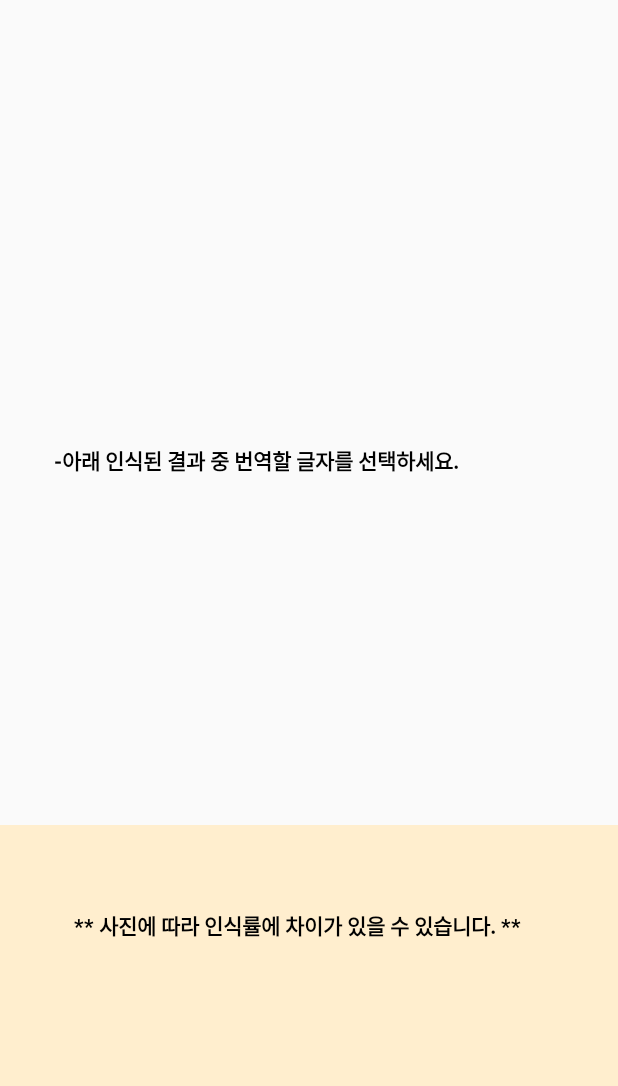
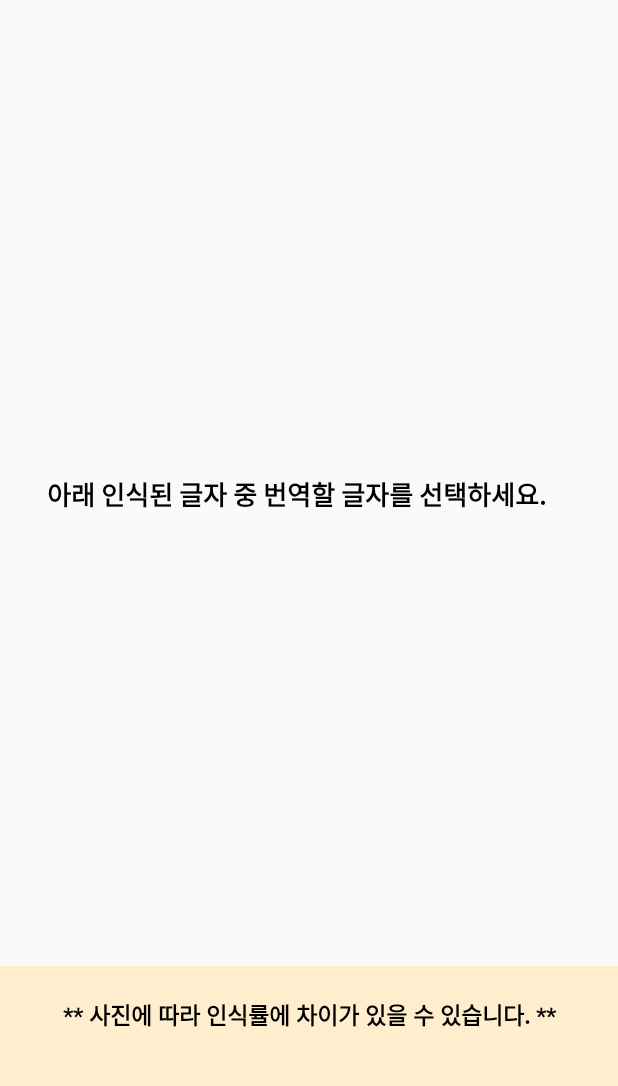
Before and after one commit to choijoohee213/SignLanguage_Translation_App, an Android app: the MainActivity screen opened directly, with no data from a screen before it, on a phone screen of 412 x 824 dp, the part 150-1236 px from its top. Run offline under Robolectric (Android 15) with nearby library versions, the light colour scheme and no system bars; libraries missing offline, so code that uses them is left out: com.google.api.client, com.google.api.services; pictures from the network do not load.

Commit message:
activity_main.xml 레이아웃 반응형으로 수정

```diff
--- a/app/src/main/java/com/kut/with/app/MainActivity.java
+++ b/app/src/main/java/com/kut/with/app/MainActivity.java
@@ -182,8 +182,6 @@ public class MainActivity extends AppCompatActivity {
     }
 
     public void uploadImage(Uri uri) {
-        //Glide.with(this).load(uri).into(mMainImage);
-
         if (uri != null) {
             try {
                 // scale the image to save on bandwidth
@@ -196,7 +194,7 @@ public class MainActivity extends AppCompatActivity {
 
                 //카메라로 촬영할 때
                 if(takeFrom == FROM_CAMERA){
-                    bitmap = rotateImage(bitmap, 90);
+                    bitmap = rotateImage(bitmap, 0);
                     mMainImage.setImageBitmap(bitmap);
                 }
                 else //앨범에서 가져왔을 때
@@ -308,7 +306,7 @@ public class MainActivity extends AppCompatActivity {
         protected void onPostExecute(String result) {
             MainActivity activity = mActivityWeakReference.get();
             if (activity != null && !activity.isFinishing()) {
-                mImageDetails.setText("- 아래 인식된 글자 중 번역할 글자를 선택하세요.");
+                mImageDetails.setText(R.string.recognition_success_message);
 
                 //리스트뷰에 결과 리스트 추가
                 List<String> list = new ArrayList<>();
@@ -374,7 +372,6 @@ public class MainActivity extends AppCompatActivity {
     }
 
     private static String convertResponseToString(BatchAnnotateImagesResponse response) {
-        //StringBuilder message = new StringBuilder("해당 문자를 찾았습니다.:\n\n");
         StringBuilder message = new StringBuilder();
         List<EntityAnnotation> labels = response.getResponses().get(0).getTextAnnotations();
         String list[] = {"화장실", "편의점", "남자", "남성", "여자", "여성", "병원", "의원", "빵집", "카페", "우체국", "초등학교", "중학교", "고등학교", "대학교", "식당", "음식점"};
--- a/app/src/main/res/layout/activity_main.xml
+++ b/app/src/main/res/layout/activity_main.xml
@@ -20,22 +20,21 @@
         android:id="@+id/linearLayout"
         android:layout_width="match_parent"
         android:layout_height="wrap_content"
-        android:layout_marginTop="650dp"
         android:background="#FFEECE"
-        android:orientation="horizontal">
+        android:orientation="horizontal"
+        android:layout_gravity="bottom">
 
         <ImageView
             android:layout_width="match_parent"
-            android:layout_height="300dp"
-            android:layout_gravity="center"
+            android:layout_height="80dp"
             android:background="#FFEECE" />
 
     </LinearLayout>
+
     <com.google.android.material.appbar.AppBarLayout
         android:layout_width="match_parent"
         android:layout_height="wrap_content"
         android:theme="@style/AppTheme.AppBarOverlay"/>
-
 
     <include layout="@layout/content_main" />
 
@@ -48,5 +47,4 @@
         app:layout_anchor="@+id/linearLayout2"
         app:layout_anchorGravity="center" />
 
-
 </androidx.coordinatorlayout.widget.CoordinatorLayout>
--- a/app/src/main/res/layout/content_main.xml
+++ b/app/src/main/res/layout/content_main.xml
@@ -27,35 +27,47 @@
         <LinearLayout
             android:layout_width="match_parent"
             android:layout_height="wrap_content"
+            android:layout_marginTop="40dp"
             android:orientation="vertical">
 
             <TextView
                 android:id="@+id/image_details"
                 android:layout_width="match_parent"
                 android:layout_height="wrap_content"
-                android:layout_marginLeft="20dp"
-                android:layout_marginTop="30dp"
+                android:layout_marginLeft="15dp"
+                android:layout_marginTop="10dp"
                 android:layout_marginBottom="20dp"
-                android:text="-아래 인식된 결과 중 번역할 글자를 선택하세요."
+                android:text="@string/recognition_success_message"
+                android:textSize="17dp"
                 android:textColor="#000000"
                 android:textStyle="bold" />
 
             <ListView
                 android:id="@+id/listview"
                 android:layout_width="match_parent"
-                android:layout_height="158dp"
+                android:layout_height="211dp"
                 android:divider="#ff7f00"
                 android:dividerHeight="3dp" />
 
 
         </LinearLayout>
     </ScrollView>
-    <TextView
+
+    <LinearLayout
         android:layout_width="match_parent"
-        android:layout_height="wrap_content"
-        android:layout_marginTop="690dp"
-        android:layout_marginLeft="33dp"
-        android:text="** 사진에 따라 인식률에 차이가 있을 수 있습니다. **"
-        android:textStyle="bold"
-        android:textColor="#000000"/>
+        android:layout_height="match_parent"
+        android:orientation="horizontal">
+
+        <TextView
+            android:layout_width="match_parent"
+            android:layout_height="wrap_content"
+            android:layout_gravity="bottom"
+            android:layout_marginBottom="10dp"
+            android:text="** 사진에 따라 인식률에 차이가 있을 수 있습니다. **"
+            android:textAlignment="center"
+            android:textSize="15dp"
+            android:textColor="#000000"
+            android:textStyle="bold" />
+    </LinearLayout>
+
 </RelativeLayout>
--- a/app/src/main/res/values/strings.xml
+++ b/app/src/main/res/values/strings.xml
@@ -4,10 +4,11 @@
     <string name="image_details_header">Details:</string>
     <string name="image_preview_header">Preview:</string>
     <string name="loading_message">이미지 업로드중입니다. 잠시만 기다려주세요.</string>
+    <string name="recognition_success_message">아래 인식된 글자 중 번역할 글자를 선택하세요.</string>
 
     <string name="dialog_select_prompt">사진을 선택해주세요.</string>
     <string name="dialog_select_camera">카메라</string>
     <string name="dialog_select_gallery">사진첩</string>
 
-    <string name="image_picker_error">사진에 이상이 있습니다. 다른 사진을 선택해주세요.</string>
+    <string name="image_picker_error">사진을 가져오는 중에 오류가 발생했습니다. 다른 사진을 선택해주세요.</string>
 </resources>
```
